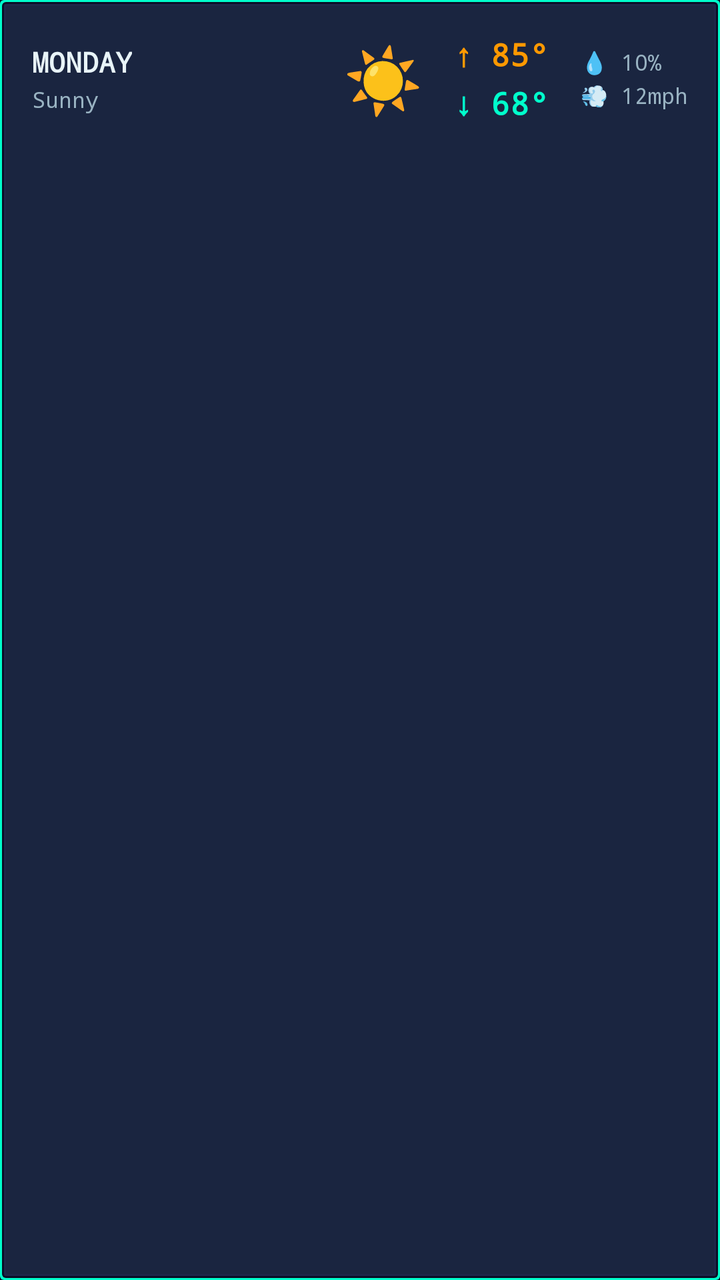
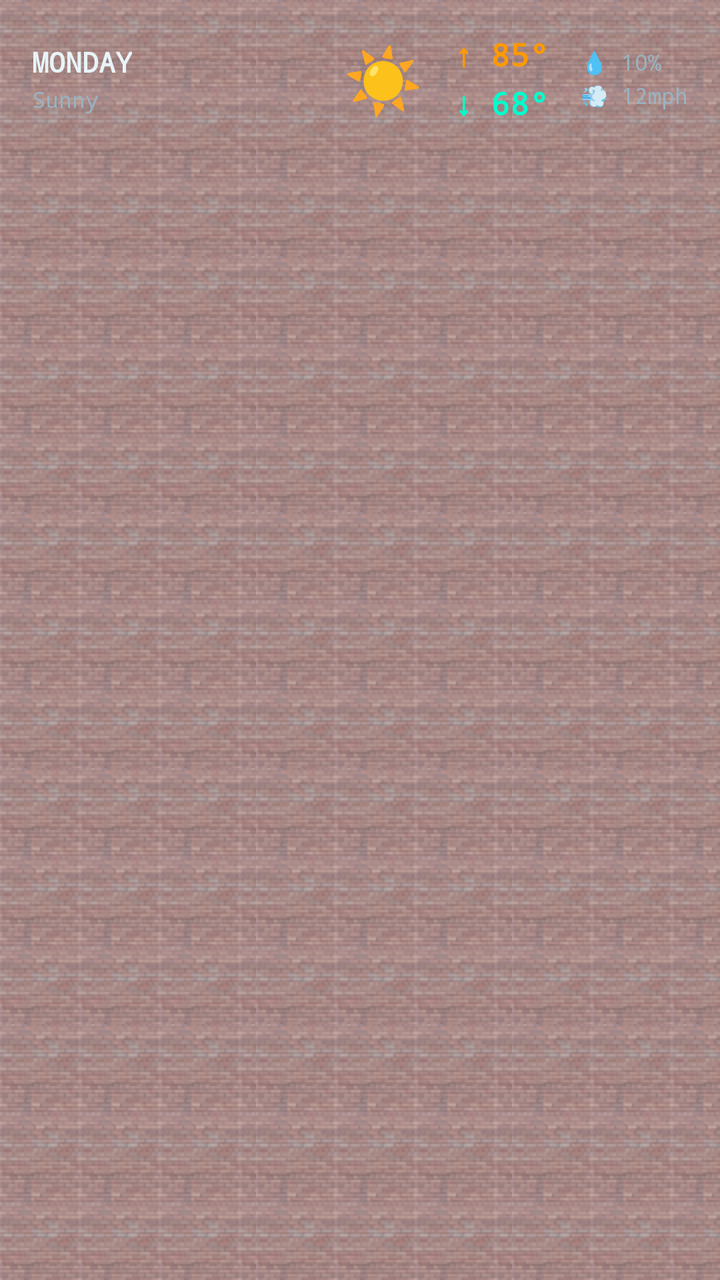

Two renders of the same Android screen: before a commit and after it. Below are the layout's source before the change and the commit's diff.
<!-- AndroidManifest.xml: application theme Theme.SimWeather -->
<!-- res/layout/item_daily_forecast.xml -->
<?xml version="1.0" encoding="utf-8"?>
<LinearLayout xmlns:android="http://schemas.android.com/apk/res/android"
    android:layout_width="match_parent"
    android:layout_height="wrap_content"
    android:layout_marginBottom="8dp"
    android:background="@drawable/sc3k_panel_elevated"
    android:orientation="vertical">

    <LinearLayout
        android:layout_width="match_parent"
        android:layout_height="wrap_content"
        android:gravity="center_vertical"
        android:orientation="horizontal"
        android:padding="16dp">

        <LinearLayout
            android:layout_width="0dp"
            android:layout_height="wrap_content"
            android:layout_weight="1"
            android:orientation="vertical">

            <TextView
                android:id="@+id/tvDayName"
                android:layout_width="wrap_content"
                android:layout_height="wrap_content"
                android:fontFamily="monospace"
                android:text="MONDAY"
                android:textColor="@color/sim_text_primary"
                android:textSize="14sp"
                android:textStyle="bold" />

            <TextView
                android:id="@+id/tvDayCondition"
                android:layout_width="wrap_content"
                android:layout_height="wrap_content"
                android:layout_marginTop="2dp"
                android:fontFamily="monospace"
                android:text="Sunny"
                android:textColor="@color/sim_text_secondary"
                android:textSize="11sp" />

        </LinearLayout>

        <TextView
            android:id="@+id/tvDayIcon"
            android:layout_width="wrap_content"
            android:layout_height="wrap_content"
            android:layout_marginEnd="16dp"
            android:fontFamily="monospace"
            android:text="☀"
            android:textColor="@color/sim_yellow"
            android:textSize="32sp" />

        <LinearLayout
            android:layout_width="wrap_content"
            android:layout_height="wrap_content"
            android:orientation="vertical">

            <TextView
                android:id="@+id/tvDayHigh"
                android:layout_width="wrap_content"
                android:layout_height="wrap_content"
                android:fontFamily="monospace"
                android:text="↑ 85°"
                android:textColor="@color/sim_orange"
                android:textSize="16sp"
                android:textStyle="bold" />

            <TextView
                android:id="@+id/tvDayLow"
                android:layout_width="wrap_content"
                android:layout_height="wrap_content"
                android:layout_marginTop="2dp"
                android:fontFamily="monospace"
                android:text="↓ 68°"
                android:textColor="@color/sim_cyan_bright"
                android:textSize="16sp"
                android:textStyle="bold" />

        </LinearLayout>

        <LinearLayout
            android:layout_width="wrap_content"
            android:layout_height="wrap_content"
            android:layout_marginStart="16dp"
            android:orientation="vertical">

            <TextView
                android:id="@+id/tvDayRain"
                android:layout_width="wrap_content"
                android:layout_height="wrap_content"
                android:fontFamily="monospace"
                android:text="💧 10%"
                android:textColor="@color/sim_text_secondary"
                android:textSize="11sp" />

            <TextView
                android:id="@+id/tvDayWind"
                android:layout_width="wrap_content"
                android:layout_height="wrap_content"
                android:layout_marginTop="2dp"
                android:fontFamily="monospace"
                android:text="💨 12mph"
                android:textColor="@color/sim_text_secondary"
                android:textSize="11sp" />

        </LinearLayout>

    </LinearLayout>

</LinearLayout>
<!-- resources referenced by this layout -->
<resources>
  <color name="sim_cyan_bright">#00FFCC</color>
  <color name="sim_orange">#FF9900</color>
  <color name="sim_text_primary">#E8F4F8</color>
  <color name="sim_text_secondary">#99B3C2</color>
  <color name="sim_yellow">#FFE600</color>
  <!-- drawable sc3k_panel_elevated (drawable) -->
  <?xml version="1.0" encoding="utf-8"?>
  <layer-list xmlns:android="http://schemas.android.com/apk/res/android">
      
      <item>
          <shape android:shape="rectangle">
              <solid android:color="#00FFCC" />
              <corners android:radius="2dp" />
          </shape>
      </item>
  
      
      <item
          android:left="1dp"
          android:top="1dp"
          android:right="1dp"
          android:bottom="1dp">
          <shape android:shape="rectangle">
              <solid android:color="#0A0E27" />
              <corners android:radius="2dp" />
          </shape>
      </item>
  
      
      <item
          android:left="2dp"
          android:top="2dp"
          android:right="2dp"
          android:bottom="2dp">
          <shape android:shape="rectangle">
              <solid android:color="#1E2749" />
              <corners android:radius="1dp" />
          </shape>
      </item>
  
      
      <item
          android:left="3dp"
          android:top="3dp"
          android:right="3dp"
          android:bottom="3dp">
          <shape android:shape="rectangle">
              <solid android:color="#1A2540" />
              <corners android:radius="1dp" />
          </shape>
      </item>
  </layer-list>
  <style name="Theme.SimWeather" parent="Theme.MaterialComponents.DayNight.NoActionBar">
          
          <item name="colorPrimary">@color/sim_teal_primary</item>
          <item name="colorPrimaryVariant">@color/sim_teal_dark</item>
          <item name="colorOnPrimary">@color/sim_dark_bg</item>
          
          <item name="colorSecondary">@color/sim_cyan_bright</item>
          <item name="colorSecondaryVariant">@color/sim_teal_dark</item>
          <item name="colorOnSecondary">@color/sim_dark_bg</item>
          
          <item name="android:colorBackground">@color/sim_dark_bg</item>
          <item name="colorSurface">@color/sim_dark_surface</item>
          <item name="colorOnSurface">@color/sim_text_primary</item>
          
          <item name="android:statusBarColor">@color/sim_dark_bg</item>
          <item name="android:windowLightStatusBar">false</item>
          
          <item name="android:navigationBarColor">@color/sim_dark_bg</item>
      </style>
  <color name="sim_teal_primary">#00D9FF</color>
  <color name="sim_teal_dark">#0099CC</color>
  <color name="sim_dark_bg">#0A0E27</color>
  <color name="sim_dark_surface">#141B3D</color>
</resources>

<!-- the commit's change to res/layout/item_daily_forecast.xml (unified diff, before → after) -->
@@ -3,7 +3,7 @@
     android:layout_width="match_parent"
     android:layout_height="wrap_content"
     android:layout_marginBottom="8dp"
-    android:background="@drawable/sc3k_panel_elevated"
+    android:background="@drawable/sc3k_brick_bg_tiled"
     android:orientation="vertical">
 
     <LinearLayout
<!-- resource entries referenced after the edit -->
@@ -5,53 +5,11 @@
   <color name="sim_text_primary">#E8F4F8</color>
   <color name="sim_text_secondary">#99B3C2</color>
   <color name="sim_yellow">#FFE600</color>
-  <!-- drawable sc3k_panel_elevated (drawable) -->
+  <!-- drawable sc3k_brick_bg_tiled (drawable) -->
   <?xml version="1.0" encoding="utf-8"?>
-  <layer-list xmlns:android="http://schemas.android.com/apk/res/android">
-      
-      <item>
-          <shape android:shape="rectangle">
-              <solid android:color="#00FFCC" />
-              <corners android:radius="2dp" />
-          </shape>
-      </item>
-  
-      
-      <item
-          android:left="1dp"
-          android:top="1dp"
-          android:right="1dp"
-          android:bottom="1dp">
-          <shape android:shape="rectangle">
-              <solid android:color="#0A0E27" />
-              <corners android:radius="2dp" />
-          </shape>
-      </item>
-  
-      
-      <item
-          android:left="2dp"
-          android:top="2dp"
-          android:right="2dp"
-          android:bottom="2dp">
-          <shape android:shape="rectangle">
-              <solid android:color="#1E2749" />
-              <corners android:radius="1dp" />
-          </shape>
-      </item>
-  
-      
-      <item
-          android:left="3dp"
-          android:top="3dp"
-          android:right="3dp"
-          android:bottom="3dp">
-          <shape android:shape="rectangle">
-              <solid android:color="#1A2540" />
-              <corners android:radius="1dp" />
-          </shape>
-      </item>
-  </layer-list>
+  <bitmap xmlns:android="http://schemas.android.com/apk/res/android"
+      android:src="@drawable/sc3k_brick_bg"
+      android:tileMode="repeat" />
   <style name="Theme.SimWeather" parent="Theme.MaterialComponents.DayNight.NoActionBar">
           
           <item name="colorPrimary">@color/sim_teal_primary</item>
@@ -71,6 +29,7 @@
           
           <item name="android:navigationBarColor">@color/sim_dark_bg</item>
       </style>
+  <!-- drawable sc3k_brick_bg: png bitmap (drawable, 4092 bytes) -->
   <color name="sim_teal_primary">#00D9FF</color>
   <color name="sim_teal_dark">#0099CC</color>
   <color name="sim_dark_bg">#0A0E27</color>
